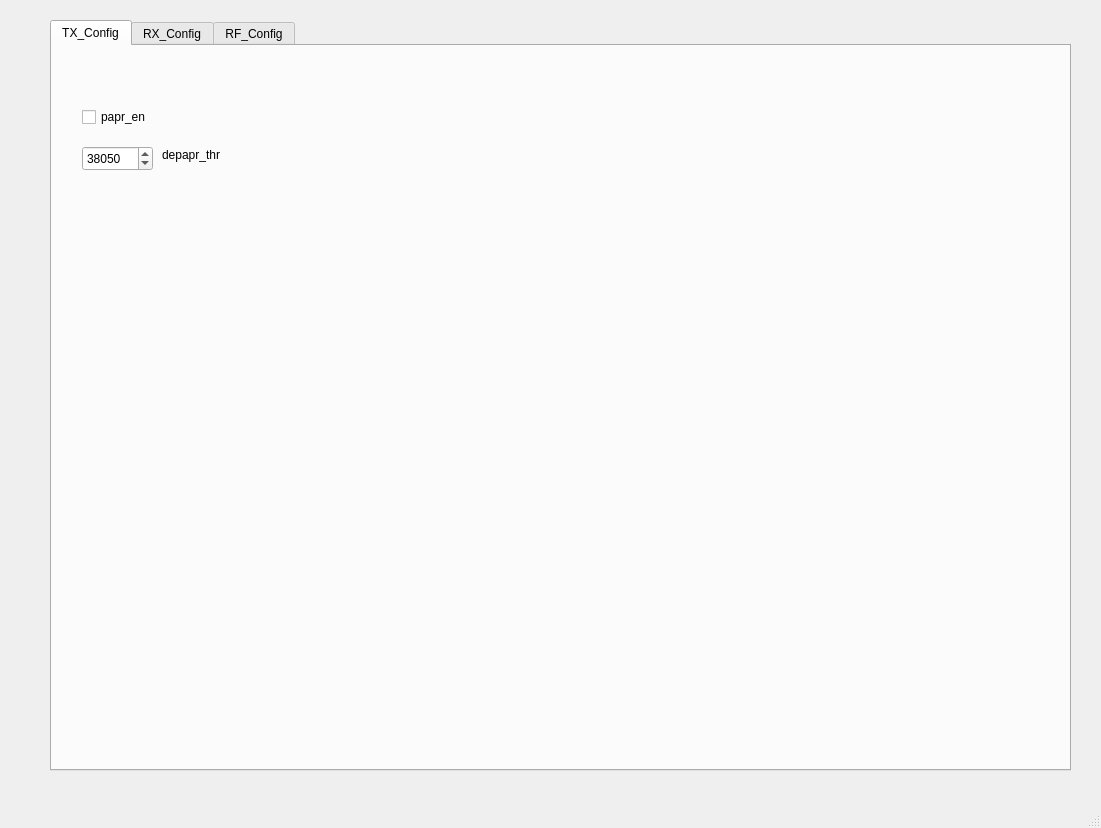
This is mainWinUI.ui in JackzhangLOVEcode/qtprj2-ver1.0 as Qt 5 draws it before an edit. The edited form follows.
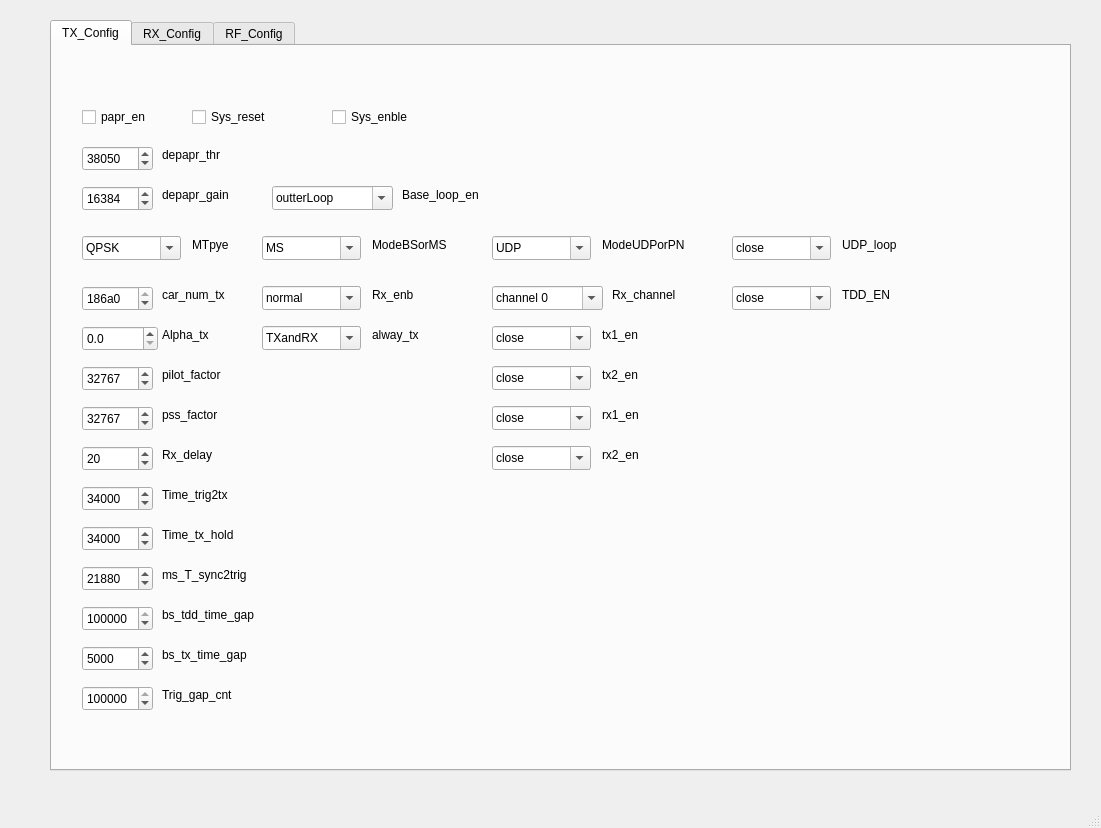
This is the edited form.

```diff
--- a/mainWinUI.ui
+++ b/mainWinUI.ui
@@ -84,6 +84,1083 @@
        <string>depapr_thr</string>
       </property>
      </widget>
+     <widget class="QSpinBox" name="depapr_gain_obj">
+      <property name="geometry">
+       <rect>
+        <x>30</x>
+        <y>140</y>
+        <width>71</width>
+        <height>25</height>
+       </rect>
+      </property>
+      <property name="toolTip">
+       <string>&lt;html&gt;&lt;head/&gt;&lt;body&gt;&lt;p&gt;&lt;span style=&quot; font-family:'等线'; font-size:10.5pt;&quot;&gt;depapr_thr&lt;/span&gt;&lt;/p&gt;&lt;/body&gt;&lt;/html&gt;</string>
+      </property>
+      <property name="specialValueText">
+       <string/>
+      </property>
+      <property name="maximum">
+       <number>65535</number>
+      </property>
+      <property name="singleStep">
+       <number>1</number>
+      </property>
+      <property name="value">
+       <number>16384</number>
+      </property>
+     </widget>
+     <widget class="QLabel" name="depapr_gain_label">
+      <property name="geometry">
+       <rect>
+        <x>110</x>
+        <y>140</y>
+        <width>101</width>
+        <height>18</height>
+       </rect>
+      </property>
+      <property name="text">
+       <string>depapr_gain</string>
+      </property>
+     </widget>
+     <widget class="QComboBox" name="MType_obj">
+      <property name="geometry">
+       <rect>
+        <x>30</x>
+        <y>190</y>
+        <width>99</width>
+        <height>24</height>
+       </rect>
+      </property>
+      <property name="editable">
+       <bool>true</bool>
+      </property>
+      <property name="currentText">
+       <string>QPSK</string>
+      </property>
+      <property name="currentIndex">
+       <number>0</number>
+      </property>
+      <item>
+       <property name="text">
+        <string>QPSK</string>
+       </property>
+      </item>
+      <item>
+       <property name="text">
+        <string>16QAM</string>
+       </property>
+      </item>
+      <item>
+       <property name="text">
+        <string>64QAM</string>
+       </property>
+      </item>
+      <item>
+       <property name="text">
+        <string>256QAM</string>
+       </property>
+      </item>
+     </widget>
+     <widget class="QLabel" name="MType_label">
+      <property name="geometry">
+       <rect>
+        <x>140</x>
+        <y>190</y>
+        <width>51</width>
+        <height>18</height>
+       </rect>
+      </property>
+      <property name="text">
+       <string>MTpye</string>
+      </property>
+     </widget>
+     <widget class="QSpinBox" name="car_num_tx_obj">
+      <property name="geometry">
+       <rect>
+        <x>30</x>
+        <y>240</y>
+        <width>71</width>
+        <height>25</height>
+       </rect>
+      </property>
+      <property name="toolTip">
+       <string>&lt;html&gt;&lt;head/&gt;&lt;body&gt;&lt;p&gt;&lt;span style=&quot; font-family:'等线'; font-size:10.5pt;&quot;&gt;depapr_thr&lt;/span&gt;&lt;/p&gt;&lt;/body&gt;&lt;/html&gt;</string>
+      </property>
+      <property name="specialValueText">
+       <string/>
+      </property>
+      <property name="maximum">
+       <number>1048575</number>
+      </property>
+      <property name="singleStep">
+       <number>1</number>
+      </property>
+      <property name="value">
+       <number>1048575</number>
+      </property>
+      <property name="displayIntegerBase">
+       <number>16</number>
+      </property>
+     </widget>
+     <widget class="QLabel" name="car_num_tx_label">
+      <property name="geometry">
+       <rect>
+        <x>110</x>
+        <y>240</y>
+        <width>101</width>
+        <height>18</height>
+       </rect>
+      </property>
+      <property name="text">
+       <string>car_num_tx</string>
+      </property>
+     </widget>
+     <widget class="QDoubleSpinBox" name="Alpha_tx_obj">
+      <property name="geometry">
+       <rect>
+        <x>30</x>
+        <y>280</y>
+        <width>76</width>
+        <height>25</height>
+       </rect>
+      </property>
+      <property name="decimals">
+       <number>1</number>
+      </property>
+      <property name="maximum">
+       <double>1.000000000000000</double>
+      </property>
+      <property name="singleStep">
+       <double>0.100000000000000</double>
+      </property>
+     </widget>
+     <widget class="QLabel" name="Alpha_tx_label">
+      <property name="geometry">
+       <rect>
+        <x>110</x>
+        <y>280</y>
+        <width>101</width>
+        <height>18</height>
+       </rect>
+      </property>
+      <property name="text">
+       <string>Alpha_tx</string>
+      </property>
+     </widget>
+     <widget class="QSpinBox" name="pilot_factor_obj">
+      <property name="geometry">
+       <rect>
+        <x>30</x>
+        <y>320</y>
+        <width>71</width>
+        <height>25</height>
+       </rect>
+      </property>
+      <property name="toolTip">
+       <string>&lt;html&gt;&lt;head/&gt;&lt;body&gt;&lt;p&gt;&lt;span style=&quot; font-family:'等线'; font-size:10.5pt;&quot;&gt;depapr_thr&lt;/span&gt;&lt;/p&gt;&lt;/body&gt;&lt;/html&gt;</string>
+      </property>
+      <property name="specialValueText">
+       <string/>
+      </property>
+      <property name="maximum">
+       <number>65535</number>
+      </property>
+      <property name="singleStep">
+       <number>1</number>
+      </property>
+      <property name="value">
+       <number>32767</number>
+      </property>
+     </widget>
+     <widget class="QLabel" name="pilot_factor_label">
+      <property name="geometry">
+       <rect>
+        <x>110</x>
+        <y>320</y>
+        <width>111</width>
+        <height>18</height>
+       </rect>
+      </property>
+      <property name="text">
+       <string>pilot_factor</string>
+      </property>
+     </widget>
+     <widget class="QSpinBox" name="pss_factor_obj">
+      <property name="geometry">
+       <rect>
+        <x>30</x>
+        <y>360</y>
+        <width>71</width>
+        <height>25</height>
+       </rect>
+      </property>
+      <property name="toolTip">
+       <string>&lt;html&gt;&lt;head/&gt;&lt;body&gt;&lt;p&gt;&lt;span style=&quot; font-family:'等线'; font-size:10.5pt;&quot;&gt;depapr_thr&lt;/span&gt;&lt;/p&gt;&lt;/body&gt;&lt;/html&gt;</string>
+      </property>
+      <property name="specialValueText">
+       <string/>
+      </property>
+      <property name="maximum">
+       <number>65535</number>
+      </property>
+      <property name="singleStep">
+       <number>1</number>
+      </property>
+      <property name="value">
+       <number>32767</number>
+      </property>
+     </widget>
+     <widget class="QLabel" name="pss_factor_label">
+      <property name="geometry">
+       <rect>
+        <x>110</x>
+        <y>360</y>
+        <width>101</width>
+        <height>18</height>
+       </rect>
+      </property>
+      <property name="text">
+       <string>pss_factor</string>
+      </property>
+     </widget>
+     <widget class="QCheckBox" name="Sys_enble_obj">
+      <property name="enabled">
+       <bool>true</bool>
+      </property>
+      <property name="geometry">
+       <rect>
+        <x>280</x>
+        <y>60</y>
+        <width>121</width>
+        <height>22</height>
+       </rect>
+      </property>
+      <property name="text">
+       <string>Sys_enble</string>
+      </property>
+     </widget>
+     <widget class="QCheckBox" name="Sys_reset_obj">
+      <property name="enabled">
+       <bool>true</bool>
+      </property>
+      <property name="geometry">
+       <rect>
+        <x>140</x>
+        <y>60</y>
+        <width>121</width>
+        <height>22</height>
+       </rect>
+      </property>
+      <property name="text">
+       <string>Sys_reset</string>
+      </property>
+     </widget>
+     <widget class="QLabel" name="ModeBSorMS_label">
+      <property name="geometry">
+       <rect>
+        <x>320</x>
+        <y>190</y>
+        <width>101</width>
+        <height>18</height>
+       </rect>
+      </property>
+      <property name="text">
+       <string>ModeBSorMS</string>
+      </property>
+      <property name="textFormat">
+       <enum>Qt::PlainText</enum>
+      </property>
+     </widget>
+     <widget class="QComboBox" name="ModeBSorMS_obj">
+      <property name="geometry">
+       <rect>
+        <x>210</x>
+        <y>190</y>
+        <width>99</width>
+        <height>24</height>
+       </rect>
+      </property>
+      <property name="editable">
+       <bool>true</bool>
+      </property>
+      <property name="currentText">
+       <string>MS</string>
+      </property>
+      <property name="currentIndex">
+       <number>0</number>
+      </property>
+      <item>
+       <property name="text">
+        <string>MS</string>
+       </property>
+      </item>
+      <item>
+       <property name="text">
+        <string>BS</string>
+       </property>
+      </item>
+     </widget>
+     <widget class="QLabel" name="ModeUDPorPN_label">
+      <property name="geometry">
+       <rect>
+        <x>550</x>
+        <y>190</y>
+        <width>101</width>
+        <height>18</height>
+       </rect>
+      </property>
+      <property name="text">
+       <string>ModeUDPorPN</string>
+      </property>
+      <property name="textFormat">
+       <enum>Qt::PlainText</enum>
+      </property>
+     </widget>
+     <widget class="QComboBox" name="ModeUDPorPN_obj">
+      <property name="geometry">
+       <rect>
+        <x>440</x>
+        <y>190</y>
+        <width>99</width>
+        <height>24</height>
+       </rect>
+      </property>
+      <property name="editable">
+       <bool>true</bool>
+      </property>
+      <property name="currentText">
+       <string>UDP</string>
+      </property>
+      <property name="currentIndex">
+       <number>0</number>
+      </property>
+      <item>
+       <property name="text">
+        <string>UDP</string>
+       </property>
+      </item>
+      <item>
+       <property name="text">
+        <string>PN</string>
+       </property>
+      </item>
+     </widget>
+     <widget class="QLabel" name="Base_loop_en_label">
+      <property name="geometry">
+       <rect>
+        <x>350</x>
+        <y>140</y>
+        <width>121</width>
+        <height>18</height>
+       </rect>
+      </property>
+      <property name="text">
+       <string>Base_loop_en</string>
+      </property>
+      <property name="textFormat">
+       <enum>Qt::PlainText</enum>
+      </property>
+     </widget>
+     <widget class="QComboBox" name="Base_loop_en_obj">
+      <property name="geometry">
+       <rect>
+        <x>220</x>
+        <y>140</y>
+        <width>121</width>
+        <height>24</height>
+       </rect>
+      </property>
+      <property name="editable">
+       <bool>true</bool>
+      </property>
+      <property name="currentText">
+       <string>outterLoop</string>
+      </property>
+      <property name="currentIndex">
+       <number>0</number>
+      </property>
+      <item>
+       <property name="text">
+        <string>outterLoop</string>
+       </property>
+      </item>
+      <item>
+       <property name="text">
+        <string>innerLoop</string>
+       </property>
+      </item>
+     </widget>
+     <widget class="QLabel" name="Rx_enb_label">
+      <property name="geometry">
+       <rect>
+        <x>320</x>
+        <y>240</y>
+        <width>101</width>
+        <height>18</height>
+       </rect>
+      </property>
+      <property name="text">
+       <string>Rx_enb</string>
+      </property>
+      <property name="textFormat">
+       <enum>Qt::PlainText</enum>
+      </property>
+     </widget>
+     <widget class="QComboBox" name="Rx_enb_obj">
+      <property name="geometry">
+       <rect>
+        <x>210</x>
+        <y>240</y>
+        <width>99</width>
+        <height>24</height>
+       </rect>
+      </property>
+      <property name="editable">
+       <bool>true</bool>
+      </property>
+      <property name="currentText">
+       <string>normal</string>
+      </property>
+      <property name="currentIndex">
+       <number>0</number>
+      </property>
+      <item>
+       <property name="text">
+        <string>normal</string>
+       </property>
+      </item>
+      <item>
+       <property name="text">
+        <string>debug</string>
+       </property>
+      </item>
+     </widget>
+     <widget class="QComboBox" name="Rx_channel_obj">
+      <property name="geometry">
+       <rect>
+        <x>440</x>
+        <y>240</y>
+        <width>111</width>
+        <height>24</height>
+       </rect>
+      </property>
+      <property name="editable">
+       <bool>true</bool>
+      </property>
+      <property name="currentText">
+       <string>channel 0</string>
+      </property>
+      <property name="currentIndex">
+       <number>0</number>
+      </property>
+      <item>
+       <property name="text">
+        <string>channel 0</string>
+       </property>
+      </item>
+      <item>
+       <property name="text">
+        <string>channel 1</string>
+       </property>
+      </item>
+     </widget>
+     <widget class="QLabel" name="Rx_channel_label">
+      <property name="geometry">
+       <rect>
+        <x>560</x>
+        <y>240</y>
+        <width>101</width>
+        <height>18</height>
+       </rect>
+      </property>
+      <property name="text">
+       <string>Rx_channel</string>
+      </property>
+      <property name="textFormat">
+       <enum>Qt::PlainText</enum>
+      </property>
+     </widget>
+     <widget class="QSpinBox" name="Rx_delay_obj">
+      <property name="geometry">
+       <rect>
+        <x>30</x>
+        <y>400</y>
+        <width>71</width>
+        <height>25</height>
+       </rect>
+      </property>
+      <property name="toolTip">
+       <string>&lt;html&gt;&lt;head/&gt;&lt;body&gt;&lt;p&gt;&lt;span style=&quot; font-family:'等线'; font-size:10.5pt;&quot;&gt;depapr_thr&lt;/span&gt;&lt;/p&gt;&lt;/body&gt;&lt;/html&gt;</string>
+      </property>
+      <property name="specialValueText">
+       <string/>
+      </property>
+      <property name="maximum">
+       <number>30</number>
+      </property>
+      <property name="singleStep">
+       <number>1</number>
+      </property>
+      <property name="value">
+       <number>20</number>
+      </property>
+     </widget>
+     <widget class="QLabel" name="Rx_delay_label">
+      <property name="geometry">
+       <rect>
+        <x>110</x>
+        <y>400</y>
+        <width>101</width>
+        <height>18</height>
+       </rect>
+      </property>
+      <property name="text">
+       <string>Rx_delay</string>
+      </property>
+     </widget>
+     <widget class="QSpinBox" name="Time_trig2tx_obj">
+      <property name="geometry">
+       <rect>
+        <x>30</x>
+        <y>440</y>
+        <width>71</width>
+        <height>25</height>
+       </rect>
+      </property>
+      <property name="toolTip">
+       <string>&lt;html&gt;&lt;head/&gt;&lt;body&gt;&lt;p&gt;&lt;span style=&quot; font-family:'等线'; font-size:10.5pt;&quot;&gt;depapr_thr&lt;/span&gt;&lt;/p&gt;&lt;/body&gt;&lt;/html&gt;</string>
+      </property>
+      <property name="specialValueText">
+       <string/>
+      </property>
+      <property name="maximum">
+       <number>16777215</number>
+      </property>
+      <property name="singleStep">
+       <number>1</number>
+      </property>
+      <property name="value">
+       <number>34000</number>
+      </property>
+     </widget>
+     <widget class="QLabel" name="Time_trig2tx_label">
+      <property name="geometry">
+       <rect>
+        <x>110</x>
+        <y>440</y>
+        <width>121</width>
+        <height>18</height>
+       </rect>
+      </property>
+      <property name="text">
+       <string>Time_trig2tx</string>
+      </property>
+     </widget>
+     <widget class="QLabel" name="Time_tx_hold_label">
+      <property name="geometry">
+       <rect>
+        <x>110</x>
+        <y>480</y>
+        <width>111</width>
+        <height>18</height>
+       </rect>
+      </property>
+      <property name="text">
+       <string>Time_tx_hold</string>
+      </property>
+     </widget>
+     <widget class="QSpinBox" name="Time_tx_hold_obj">
+      <property name="geometry">
+       <rect>
+        <x>30</x>
+        <y>480</y>
+        <width>71</width>
+        <height>25</height>
+       </rect>
+      </property>
+      <property name="toolTip">
+       <string>&lt;html&gt;&lt;head/&gt;&lt;body&gt;&lt;p&gt;&lt;span style=&quot; font-family:'等线'; font-size:10.5pt;&quot;&gt;depapr_thr&lt;/span&gt;&lt;/p&gt;&lt;/body&gt;&lt;/html&gt;</string>
+      </property>
+      <property name="specialValueText">
+       <string/>
+      </property>
+      <property name="maximum">
+       <number>16777215</number>
+      </property>
+      <property name="singleStep">
+       <number>1</number>
+      </property>
+      <property name="value">
+       <number>34000</number>
+      </property>
+     </widget>
+     <widget class="QLabel" name="ms_T_sync2trig_label">
+      <property name="geometry">
+       <rect>
+        <x>110</x>
+        <y>520</y>
+        <width>131</width>
+        <height>18</height>
+       </rect>
+      </property>
+      <property name="text">
+       <string>ms_T_sync2trig</string>
+      </property>
+     </widget>
+     <widget class="QSpinBox" name="ms_T_sync2trig_obj">
+      <property name="geometry">
+       <rect>
+        <x>30</x>
+        <y>520</y>
+        <width>71</width>
+        <height>25</height>
+       </rect>
+      </property>
+      <property name="toolTip">
+       <string>&lt;html&gt;&lt;head/&gt;&lt;body&gt;&lt;p&gt;&lt;span style=&quot; font-family:'等线'; font-size:10.5pt;&quot;&gt;depapr_thr&lt;/span&gt;&lt;/p&gt;&lt;/body&gt;&lt;/html&gt;</string>
+      </property>
+      <property name="specialValueText">
+       <string/>
+      </property>
+      <property name="maximum">
+       <number>16777215</number>
+      </property>
+      <property name="singleStep">
+       <number>1</number>
+      </property>
+      <property name="value">
+       <number>21880</number>
+      </property>
+     </widget>
+     <widget class="QLabel" name="bs_tdd_time_gap_label">
+      <property name="geometry">
+       <rect>
+        <x>110</x>
+        <y>560</y>
+        <width>101</width>
+        <height>18</height>
+       </rect>
+      </property>
+      <property name="text">
+       <string>bs_tdd_time_gap</string>
+      </property>
+     </widget>
+     <widget class="QSpinBox" name="bs_tdd_time_gap_obj">
+      <property name="geometry">
+       <rect>
+        <x>30</x>
+        <y>560</y>
+        <width>71</width>
+        <height>25</height>
+       </rect>
+      </property>
+      <property name="toolTip">
+       <string>&lt;html&gt;&lt;head/&gt;&lt;body&gt;&lt;p&gt;&lt;span style=&quot; font-family:'等线'; font-size:10.5pt;&quot;&gt;depapr_thr&lt;/span&gt;&lt;/p&gt;&lt;/body&gt;&lt;/html&gt;</string>
+      </property>
+      <property name="specialValueText">
+       <string/>
+      </property>
+      <property name="maximum">
+       <number>16777215</number>
+      </property>
+      <property name="singleStep">
+       <number>1</number>
+      </property>
+      <property name="value">
+       <number>100000</number>
+      </property>
+     </widget>
+     <widget class="QLabel" name="bs_tx_time_gap_label">
+      <property name="geometry">
+       <rect>
+        <x>110</x>
+        <y>600</y>
+        <width>131</width>
+        <height>18</height>
+       </rect>
+      </property>
+      <property name="text">
+       <string>bs_tx_time_gap</string>
+      </property>
+     </widget>
+     <widget class="QSpinBox" name="bs_tx_time_gap_obj">
+      <property name="geometry">
+       <rect>
+        <x>30</x>
+        <y>600</y>
+        <width>71</width>
+        <height>25</height>
+       </rect>
+      </property>
+      <property name="toolTip">
+       <string>&lt;html&gt;&lt;head/&gt;&lt;body&gt;&lt;p&gt;&lt;span style=&quot; font-family:'等线'; font-size:10.5pt;&quot;&gt;depapr_thr&lt;/span&gt;&lt;/p&gt;&lt;/body&gt;&lt;/html&gt;</string>
+      </property>
+      <property name="specialValueText">
+       <string/>
+      </property>
+      <property name="maximum">
+       <number>16777215</number>
+      </property>
+      <property name="singleStep">
+       <number>1</number>
+      </property>
+      <property name="value">
+       <number>5000</number>
+      </property>
+     </widget>
+     <widget class="QLabel" name="Trig_gap_cnt_label">
+      <property name="geometry">
+       <rect>
+        <x>110</x>
+        <y>640</y>
+        <width>111</width>
+        <height>18</height>
+       </rect>
+      </property>
+      <property name="text">
+       <string>Trig_gap_cnt</string>
+      </property>
+     </widget>
+     <widget class="QSpinBox" name="Trig_gap_cnt_obj">
+      <property name="geometry">
+       <rect>
+        <x>30</x>
+        <y>640</y>
+        <width>71</width>
+        <height>25</height>
+       </rect>
+      </property>
+      <property name="toolTip">
+       <string>&lt;html&gt;&lt;head/&gt;&lt;body&gt;&lt;p&gt;&lt;span style=&quot; font-family:'等线'; font-size:10.5pt;&quot;&gt;depapr_thr&lt;/span&gt;&lt;/p&gt;&lt;/body&gt;&lt;/html&gt;</string>
+      </property>
+      <property name="specialValueText">
+       <string/>
+      </property>
+      <property name="maximum">
+       <number>16777215</number>
+      </property>
+      <property name="singleStep">
+       <number>1</number>
+      </property>
+      <property name="value">
+       <number>100000</number>
+      </property>
+     </widget>
+     <widget class="QComboBox" name="alway_tx_obj">
+      <property name="geometry">
+       <rect>
+        <x>210</x>
+        <y>280</y>
+        <width>99</width>
+        <height>24</height>
+       </rect>
+      </property>
+      <property name="editable">
+       <bool>true</bool>
+      </property>
+      <property name="currentText">
+       <string>TXandRX</string>
+      </property>
+      <property name="currentIndex">
+       <number>0</number>
+      </property>
+      <item>
+       <property name="text">
+        <string>TXandRX</string>
+       </property>
+      </item>
+      <item>
+       <property name="text">
+        <string>onlyTX</string>
+       </property>
+      </item>
+     </widget>
+     <widget class="QLabel" name="alway_tx_label">
+      <property name="geometry">
+       <rect>
+        <x>320</x>
+        <y>280</y>
+        <width>101</width>
+        <height>18</height>
+       </rect>
+      </property>
+      <property name="text">
+       <string>alway_tx</string>
+      </property>
+      <property name="textFormat">
+       <enum>Qt::PlainText</enum>
+      </property>
+     </widget>
+     <widget class="QComboBox" name="tx1_en_obj">
+      <property name="geometry">
+       <rect>
+        <x>440</x>
+        <y>280</y>
+        <width>99</width>
+        <height>24</height>
+       </rect>
+      </property>
+      <property name="editable">
+       <bool>true</bool>
+      </property>
+      <property name="currentText">
+       <string>close</string>
+      </property>
+      <property name="currentIndex">
+       <number>0</number>
+      </property>
+      <item>
+       <property name="text">
+        <string>close</string>
+       </property>
+      </item>
+      <item>
+       <property name="text">
+        <string>enable</string>
+       </property>
+      </item>
+     </widget>
+     <widget class="QLabel" name="tx1_en_label">
+      <property name="geometry">
+       <rect>
+        <x>550</x>
+        <y>280</y>
+        <width>101</width>
+        <height>18</height>
+       </rect>
+      </property>
+      <property name="text">
+       <string>tx1_en</string>
+      </property>
+      <property name="textFormat">
+       <enum>Qt::PlainText</enum>
+      </property>
+     </widget>
+     <widget class="QComboBox" name="tx2_en_obj">
+      <property name="geometry">
+       <rect>
+        <x>440</x>
+        <y>320</y>
+        <width>99</width>
+        <height>24</height>
+       </rect>
+      </property>
+      <property name="editable">
+       <bool>true</bool>
+      </property>
+      <property name="currentText">
+       <string>close</string>
+      </property>
+      <property name="currentIndex">
+       <number>0</number>
+      </property>
+      <item>
+       <property name="text">
+        <string>close</string>
+       </property>
+      </item>
+      <item>
+       <property name="text">
+        <string>enable</string>
+       </property>
+      </item>
+     </widget>
+     <widget class="QLabel" name="tx2_en_label">
+      <property name="geometry">
+       <rect>
+        <x>550</x>
+        <y>320</y>
+        <width>101</width>
+        <height>18</height>
+       </rect>
+      </property>
+      <property name="text">
+       <string>tx2_en</string>
+      </property>
+      <property name="textFormat">
+       <enum>Qt::PlainText</enum>
+      </property>
+     </widget>
+     <widget class="QComboBox" name="rx1_en_obj">
+      <property name="geometry">
+       <rect>
+        <x>440</x>
+        <y>360</y>
+        <width>99</width>
+        <height>24</height>
+       </rect>
+      </property>
+      <property name="editable">
+       <bool>true</bool>
+      </property>
+      <property name="currentText">
+       <string>close</string>
+      </property>
+      <property name="currentIndex">
+       <number>0</number>
+      </property>
+      <item>
+       <property name="text">
+        <string>close</string>
+       </property>
+      </item>
+      <item>
+       <property name="text">
+        <string>enable</string>
+       </property>
+      </item>
+     </widget>
+     <widget class="QLabel" name="rx1_en_label">
+      <property name="geometry">
+       <rect>
+        <x>550</x>
+        <y>360</y>
+        <width>101</width>
+        <height>18</height>
+       </rect>
+      </property>
+      <property name="text">
+       <string>rx1_en</string>
+      </property>
+      <property name="textFormat">
+       <enum>Qt::PlainText</enum>
+      </property>
+     </widget>
+     <widget class="QComboBox" name="rx2_en_obj">
+      <property name="geometry">
+       <rect>
+        <x>440</x>
+        <y>400</y>
+        <width>99</width>
+        <height>24</height>
+       </rect>
+      </property>
+      <property name="editable">
+       <bool>true</bool>
+      </property>
+      <property name="currentText">
+       <string>close</string>
+      </property>
+      <property name="currentIndex">
+       <number>0</number>
+      </property>
+      <item>
+       <property name="text">
+        <string>close</string>
+       </property>
+      </item>
+      <item>
+       <property name="text">
+        <string>enable</string>
+       </property>
+      </item>
+     </widget>
+     <widget class="QLabel" name="rx2_en_label">
+      <property name="geometry">
+       <rect>
+        <x>550</x>
+        <y>400</y>
+        <width>101</width>
+        <height>18</height>
+       </rect>
+      </property>
+      <property name="text">
+       <string>rx2_en</string>
+      </property>
+      <property name="textFormat">
+       <enum>Qt::PlainText</enum>
+      </property>
+     </widget>
+     <widget class="QComboBox" name="TDD_EN_obj">
+      <property name="geometry">
+       <rect>
+        <x>680</x>
+        <y>240</y>
+        <width>99</width>
+        <height>24</height>
+       </rect>
+      </property>
+      <property name="editable">
+       <bool>true</bool>
+      </property>
+      <property name="currentText">
+       <string>close</string>
+      </property>
+      <property name="currentIndex">
+       <number>0</number>
+      </property>
+      <item>
+       <property name="text">
+        <string>close</string>
+       </property>
+      </item>
+      <item>
+       <property name="text">
+        <string>enable</string>
+       </property>
+      </item>
+     </widget>
+     <widget class="QLabel" name="TDD_EN_label">
+      <property name="geometry">
+       <rect>
+        <x>790</x>
+        <y>240</y>
+        <width>101</width>
+        <height>18</height>
+       </rect>
+      </property>
+      <property name="text">
+       <string>TDD_EN</string>
+      </property>
+      <property name="textFormat">
+       <enum>Qt::PlainText</enum>
+      </property>
+     </widget>
+     <widget class="QLabel" name="UDP_loop_label">
+      <property name="geometry">
+       <rect>
+        <x>790</x>
+        <y>190</y>
+        <width>101</width>
+        <height>18</height>
+       </rect>
+      </property>
+      <property name="text">
+       <string>UDP_loop</string>
+      </property>
+      <property name="textFormat">
+       <enum>Qt::PlainText</enum>
+      </property>
+     </widget>
+     <widget class="QComboBox" name="UDP_loop_obj">
+      <property name="geometry">
+       <rect>
+        <x>680</x>
+        <y>190</y>
+        <width>99</width>
+        <height>24</height>
+       </rect>
+      </property>
+      <property name="editable">
+       <bool>true</bool>
+      </property>
+      <property name="currentText">
+       <string>close</string>
+      </property>
+      <property name="currentIndex">
+       <number>0</number>
+      </property>
+      <item>
+       <property name="text">
+        <string>close</string>
+       </property>
+      </item>
+      <item>
+       <property name="text">
+        <string>enable</string>
+       </property>
+      </item>
+     </widget>
     </widget>
     <widget class="QWidget" name="RX_Config">
      <attribute name="title">
```
Left out of the diff: 2 changed lines with no effect on the pictures.
